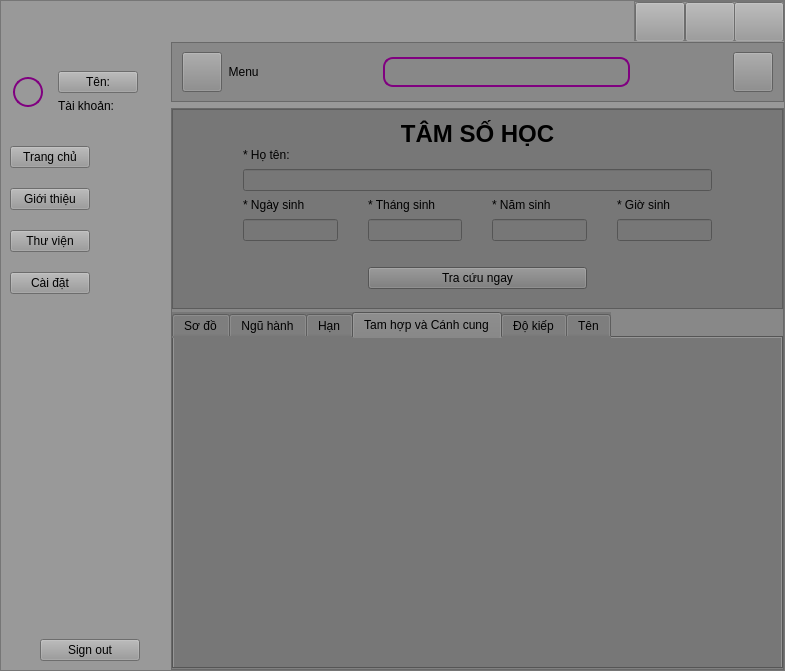
Qt form ui/main_ui/main_menu.ui (sondayyyy/TamSoHocProject) before a commit.
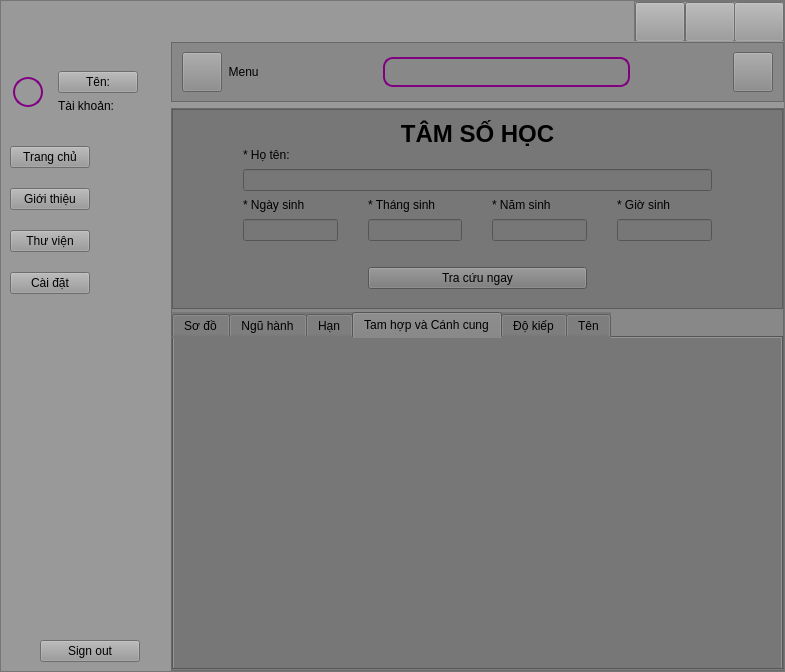
The same form after that commit. Icons and pictures are not drawn.

```diff
--- a/ui/main_ui/main_menu.ui
+++ b/ui/main_ui/main_menu.ui
@@ -7,7 +7,7 @@
     <x>0</x>
     <y>0</y>
     <width>785</width>
-    <height>671</height>
+    <height>672</height>
    </rect>
   </property>
   <property name="windowTitle">
```
